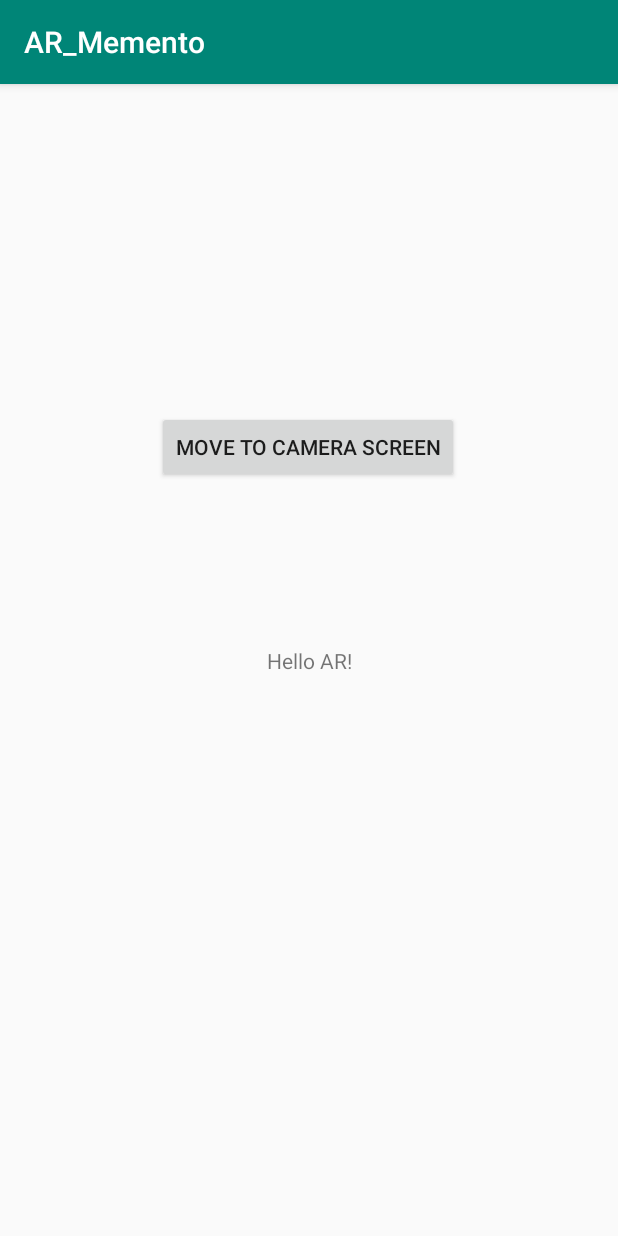
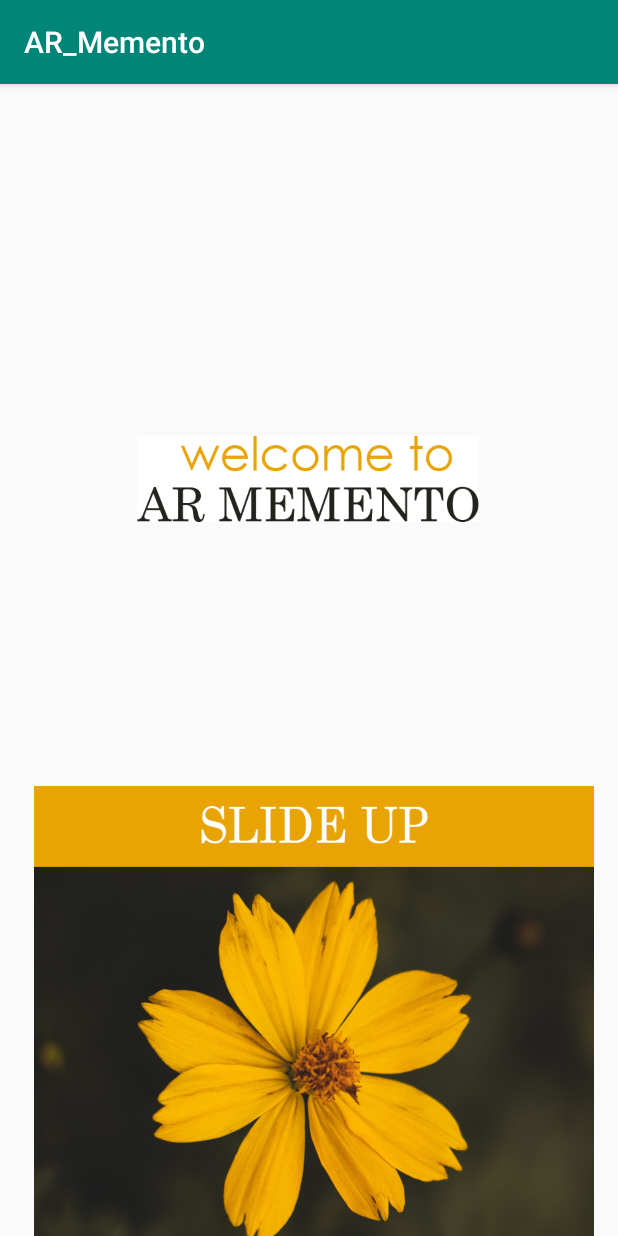
Before and after one commit to Yuenki/AR-Memento, an Android app: the screen it shows after launch (MainActivity), on a phone screen of 412 x 824 dp. Run offline under Robolectric (Android 15) with nearby library versions, the phone set to English and light mode, and no system bars.

Commit message:
added home screen logo and changed app button

```diff
--- a/app/build.gradle
+++ b/app/build.gradle
@@ -18,6 +18,9 @@ android {
         }
     }
 }
+repositories {
+    maven {url 'https://jitpack.io'}
+}
 
 dependencies {
     implementation fileTree(dir: 'libs', include: ['*.jar'])
@@ -27,6 +30,8 @@ dependencies {
 
     implementation 'com.google.android.material:material:1.0.0'
     testImplementation 'junit:junit:4.12'
+    implementation 'com.github.mancj:SlideUp-Android:1.0-beta'
     androidTestImplementation 'androidx.test.ext:junit:1.1.0'
     androidTestImplementation 'androidx.test.espresso:espresso-core:3.1.1'
+
 }
--- a/app/src/main/java/com/example/ar_memento/MainActivity.java
+++ b/app/src/main/java/com/example/ar_memento/MainActivity.java
@@ -6,22 +6,24 @@ import android.content.Intent;
 import android.os.Bundle;
 import android.view.View;
 import android.widget.Button;
+import android.widget.ImageButton;
 import android.widget.Toast;
 
 public class MainActivity extends AppCompatActivity {
-    Button button;
+    ImageButton slide_up_button;
 
     @Override
     protected void onCreate(Bundle savedInstanceState) {
         super.onCreate(savedInstanceState);
         setContentView(R.layout.activity_main);
-        button = findViewById(R.id.btn_go_to_camera);
+
+        slide_up_button = (ImageButton) findViewById(R.id.imageButton);
         onResume();
     }
     protected void onResume() {
         super.onResume();
         final Intent cameraIntent = new Intent(this, CameraActivity.class);
-        button.setOnClickListener(new View.OnClickListener() {
+        slide_up_button.setOnClickListener(new View.OnClickListener() {
             public void onClick(View v) {
                 startActivity(cameraIntent);
             }
--- a/app/src/main/res/layout/activity_main.xml
+++ b/app/src/main/res/layout/activity_main.xml
@@ -6,26 +6,34 @@
     android:layout_height="match_parent"
     tools:context=".MainActivity">
 
-    <TextView
-        android:id="@+id/textView"
-        android:layout_width="wrap_content"
-        android:layout_height="wrap_content"
-        android:text="@string/hello_ar"
+
+    <ImageView
+        android:id="@+id/imageView"
+        android:layout_width="228dp"
+        android:layout_height="69dp"
+        android:layout_marginStart="91dp"
+        android:layout_marginTop="192dp"
+        android:layout_marginEnd="92dp"
+        android:layout_marginBottom="470dp"
         app:layout_constraintBottom_toBottomOf="parent"
-        app:layout_constraintLeft_toLeftOf="parent"
-        app:layout_constraintRight_toRightOf="parent"
-        app:layout_constraintTop_toTopOf="parent" />
-
-    <Button
-        android:id="@+id/btn_go_to_camera"
-        android:layout_width="wrap_content"
-        android:layout_height="wrap_content"
-        android:text="@string/move_to_camera_screen"
-        app:layout_constraintBottom_toTopOf="@+id/textView"
         app:layout_constraintEnd_toEndOf="parent"
-        app:layout_constraintHorizontal_bias="0.498"
+        app:layout_constraintHorizontal_bias="0.0"
         app:layout_constraintStart_toStartOf="parent"
         app:layout_constraintTop_toTopOf="parent"
-        app:layout_constraintVertical_bias="0.668" />
+        app:layout_constraintVertical_bias="1.0"
+        app:srcCompat="@drawable/logo2" />
+
+    <ImageButton
+        android:id="@+id/imageButton"
+        android:layout_width="373dp"
+        android:layout_height="300dp"
+        android:layout_marginStart="22dp"
+        android:layout_marginEnd="16dp"
+        android:background="#00000000"
+        android:scaleType="fitXY"
+        app:layout_constraintBottom_toBottomOf="parent"
+        app:layout_constraintEnd_toEndOf="parent"
+        app:layout_constraintStart_toStartOf="parent"
+        app:srcCompat="@drawable/slideup_button" />
 
 </androidx.constraintlayout.widget.ConstraintLayout>
--- a/build.gradle
+++ b/build.gradle
@@ -7,7 +7,7 @@ buildscript {
 
     }
     dependencies {
-        classpath 'com.android.tools.build:gradle:3.5.1'
+        classpath 'com.android.tools.build:gradle:3.5.2'
 
         // NOTE: Do not place your application dependencies here; they belong
         // in the individual module build.gradle files
```
Also changed, not shown: app/src/main/res/drawable/logo2.png (added), app/src/main/res/drawable/mainbutton.png (added), app/src/main/res/drawable/slideup_button.png (added).
